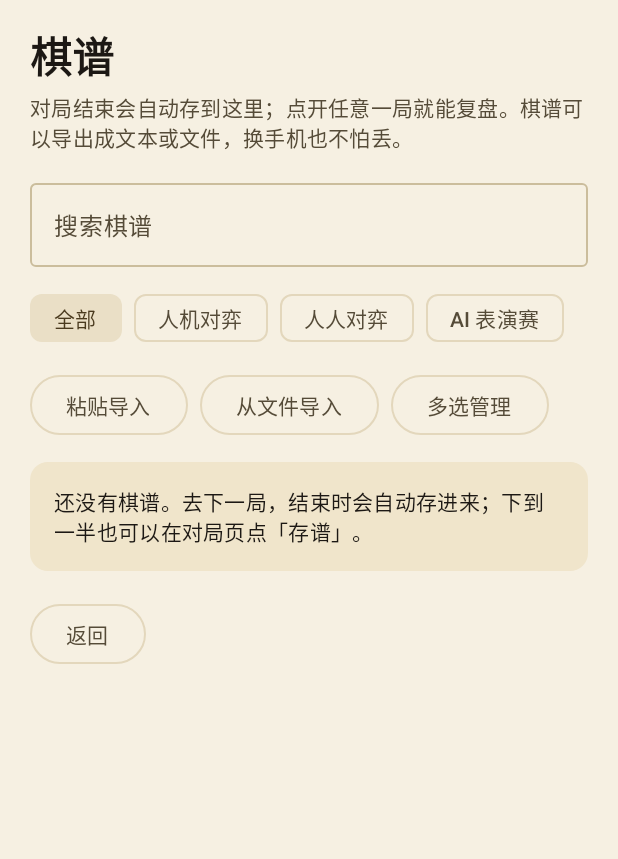
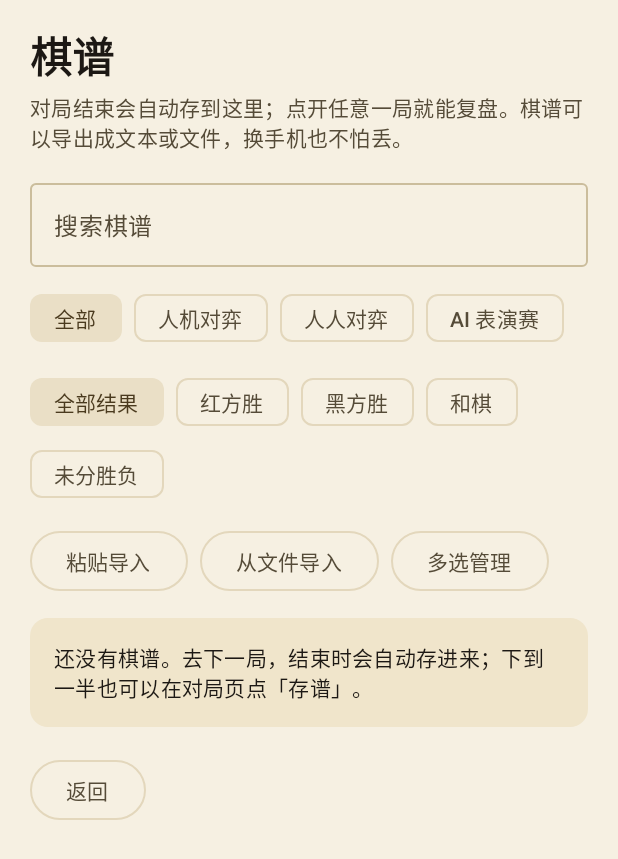
Before and after one commit to liyuzhou79-star/TuxunXiangqi, an Android app built with Jetpack Compose: the composable RecordsScreen shown on its own in the app's theme, on a phone screen of 412 x 824 dp. Shown: the top 859 px of the screen. Run offline under Robolectric (Android 15) with nearby library versions, the phone set to English and light mode, and no system bars; 2 statements that could not run were skipped.

Commit message:
v1.20.0: result filter for records, share from review, random puzzle

```diff
--- a/app/build.gradle.kts
+++ b/app/build.gradle.kts
@@ -12,8 +12,8 @@ android {
         applicationId = "com.tuxunxiangqi.android"
         minSdk = 26
         targetSdk = 35
-        versionCode = 29
-        versionName = "1.19.0"
+        versionCode = 30
+        versionName = "1.20.0"
     }
 
     signingConfigs {
--- a/app/src/main/java/com/tuxunxiangqi/android/ui/RecordsScreen.kt
+++ b/app/src/main/java/com/tuxunxiangqi/android/ui/RecordsScreen.kt
@@ -63,6 +63,7 @@ fun RecordsScreen(
     var records by remember { mutableStateOf(store.loadAll()) }
     var query by remember { mutableStateOf("") }
     var filter by remember { mutableStateOf("全部") }
+    var resultFilter by remember { mutableStateOf("全部结果") }
     var renameTarget by remember { mutableStateOf<GameRecord?>(null) }
     var renameText by remember { mutableStateOf("") }
     var deleteTarget by remember { mutableStateOf<GameRecord?>(null) }
@@ -133,8 +134,8 @@ fun RecordsScreen(
         }
     }
 
-    val shown = remember(records, filter, query) {
-        filterRecords(records, filter, query)
+    val shown = remember(records, filter, query, resultFilter) {
+        filterRecords(records, filter, query, resultFilter)
     }
     val dateFmt = remember { SimpleDateFormat("yyyy-MM-dd HH:mm", Locale.CHINA) }
 
@@ -173,6 +174,16 @@ fun RecordsScreen(
                         FilterChip(
                             selected = filter == f,
                             onClick = { filter = f },
+                            label = { Text(f) }
+                        )
+                    }
+                }
+                Spacer(Modifier.height(8.dp))
+                FlowRow(horizontalArrangement = Arrangement.spacedBy(8.dp)) {
+                    for (f in listOf("全部结果", "红方胜", "黑方胜", "和棋", "未分胜负")) {
+                        FilterChip(
+                            selected = resultFilter == f,
+                            onClick = { resultFilter = f },
                             label = { Text(f) }
                         )
                     }
```
Also changed, not shown: app/src/main/java/com/tuxunxiangqi/android/data/RecordStore.kt (+17 -6 lines), app/src/main/java/com/tuxunxiangqi/android/ui/PuzzleScreen.kt (+16 -5 lines), app/src/main/java/com/tuxunxiangqi/android/ui/ReviewScreen.kt (+18 -0 lines), 3 other files.
